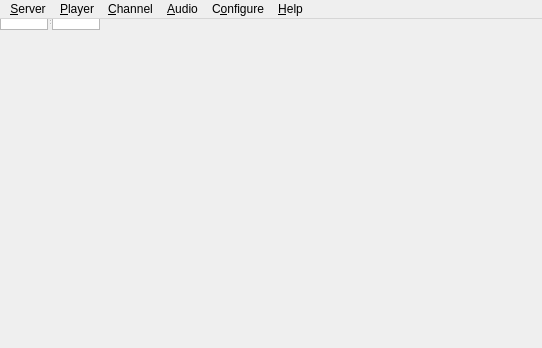
First picture: the form in src/mumble/MainWindow.ui, repository mumble-voip/mumble, before the edit.
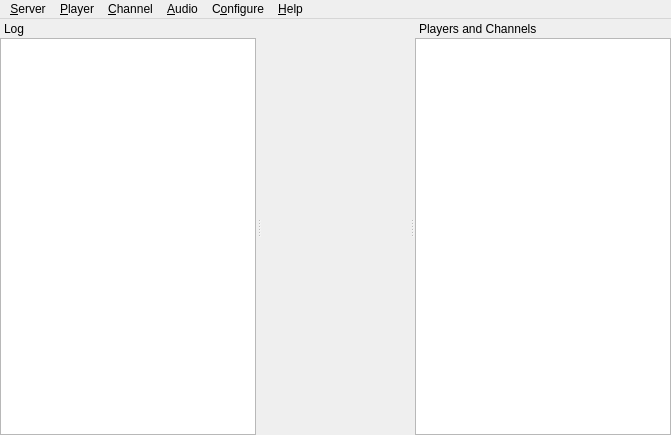
Second picture: the form after the edit.

Commit message: Drop the splitter and make the log and playermodel dock widgets.

What changed in the file:
```diff
--- a/src/mumble/MainWindow.ui
+++ b/src/mumble/MainWindow.ui
@@ -5,50 +5,30 @@
    <rect>
     <x>0</x>
     <y>0</y>
-    <width>542</width>
-    <height>348</height>
+    <width>671</width>
+    <height>435</height>
    </rect>
   </property>
-  <widget class="QSplitter" name="qsSplit" >
-   <property name="orientation" >
-    <enum>Qt::Horizontal</enum>
+  <property name="dockOptions" >
+   <set>QMainWindow::AllowNestedDocks|QMainWindow::AllowTabbedDocks|QMainWindow::AnimatedDocks|QMainWindow::VerticalTabs</set>
+  </property>
+  <widget class="QWidget" name="centralwidget" >
+   <property name="geometry" >
+    <rect>
+     <x>76</x>
+     <y>29</y>
+     <width>648</width>
+     <height>549</height>
+    </rect>
    </property>
-   <widget class="QTextBrowser" name="qteLog" >
-    <property name="whatsThis" >
-     <string>This shows all recent activity. Connecting to servers, errors and information messages all show up here.&lt;br />To configure exactly which messages show up here, use the &lt;b>Settings&lt;/b> command from the menu.</string>
-    </property>
-    <property name="openLinks" >
-     <bool>false</bool>
-    </property>
-   </widget>
-   <widget class="QTreeView" name="qtvPlayers" >
-    <property name="contextMenuPolicy" >
-     <enum>Qt::CustomContextMenu</enum>
-    </property>
-    <property name="acceptDrops" >
-     <bool>true</bool>
-    </property>
-    <property name="dragEnabled" >
-     <bool>true</bool>
-    </property>
-    <property name="indentation" >
-     <number>10</number>
-    </property>
-    <property name="rootIsDecorated" >
-     <bool>false</bool>
-    </property>
-    <property name="uniformRowHeights" >
-     <bool>true</bool>
-    </property>
-   </widget>
   </widget>
   <widget class="QMenuBar" name="menubar" >
    <property name="geometry" >
     <rect>
      <x>0</x>
      <y>0</y>
-     <width>542</width>
-     <height>22</height>
+     <width>671</width>
+     <height>29</height>
     </rect>
    </property>
    <widget class="QMenu" name="qmServer" >
@@ -114,6 +94,88 @@
    <addaction name="qmConfig" />
    <addaction name="qmHelp" />
   </widget>
+  <widget class="QDockWidget" name="qdwLog" >
+   <property name="windowTitle" >
+    <string>Log</string>
+   </property>
+   <property name="geometry" >
+    <rect>
+     <x>0</x>
+     <y>29</y>
+     <width>333</width>
+     <height>406</height>
+    </rect>
+   </property>
+   <property name="features" >
+    <set>QDockWidget::DockWidgetMovable</set>
+   </property>
+   <attribute name="dockWidgetArea" >
+    <number>1</number>
+   </attribute>
+    <widget class="QTextBrowser" name="qteLog" >
+     <property name="geometry" >
+      <rect>
+       <x>30</x>
+       <y>-40</y>
+       <width>228</width>
+       <height>319</height>
+      </rect>
+     </property>
+     <property name="whatsThis" >
+      <string>This shows all recent activity. Connecting to servers, errors and information messages all show up here.&lt;br />To configure exactly which messages show up here, use the &lt;b>Settings&lt;/b> command from the menu.</string>
+     </property>
+     <property name="openLinks" >
+      <bool>false</bool>
+     </property>
+   </widget>
+  </widget>
+  <widget class="QDockWidget" name="qdwPlayers" >
+   <property name="windowTitle" >
+    <string>Players and Channels</string>
+   </property>
+   <property name="geometry" >
+    <rect>
+     <x>339</x>
+     <y>29</y>
+     <width>332</width>
+     <height>406</height>
+    </rect>
+   </property>
+   <property name="features" >
+    <set>QDockWidget::DockWidgetMovable</set>
+   </property>
+   <attribute name="dockWidgetArea" >
+    <number>2</number>
+   </attribute>
+    <widget class="QTreeView" name="qtvPlayers" >
+     <property name="geometry" >
+      <rect>
+       <x>120</x>
+       <y>-10</y>
+       <width>228</width>
+       <height>319</height>
+      </rect>
+     </property>
+     <property name="contextMenuPolicy" >
+      <enum>Qt::CustomContextMenu</enum>
+     </property>
+     <property name="acceptDrops" >
+      <bool>true</bool>
+     </property>
+     <property name="dragEnabled" >
+      <bool>true</bool>
+     </property>
+     <property name="indentation" >
+      <number>10</number>
+     </property>
+     <property name="rootIsDecorated" >
+      <bool>false</bool>
+     </property>
+     <property name="uniformRowHeights" >
+      <bool>true</bool>
+     </property>
+    </widget>
+  </widget>
   <action name="qaQuit" >
    <property name="text" >
     <string>&amp;Quit Mumble</string>
```
The commit also changes 5 other files.
